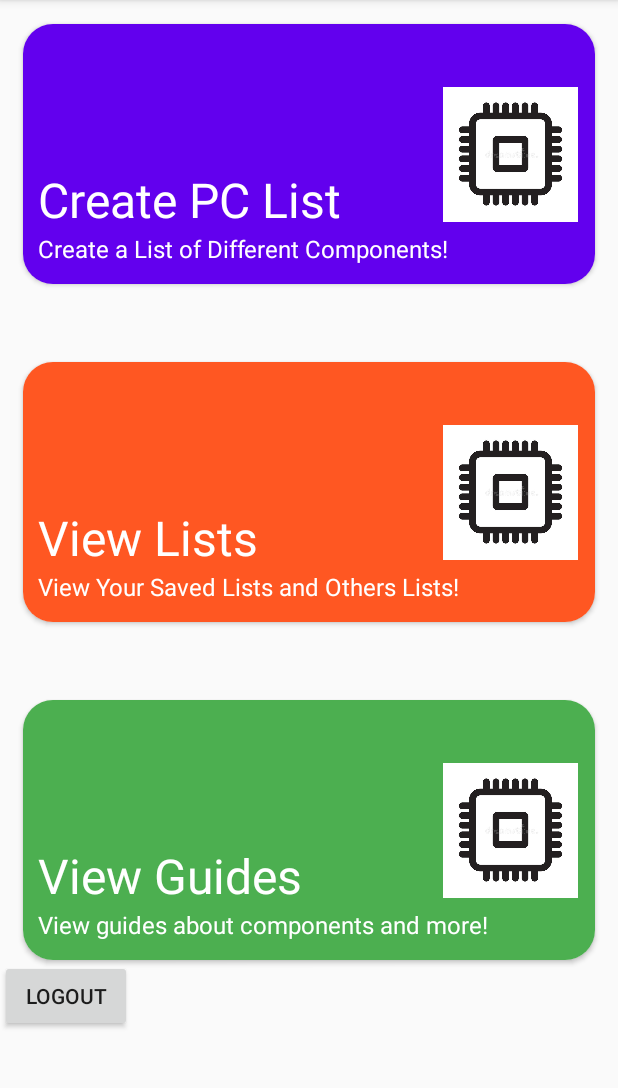
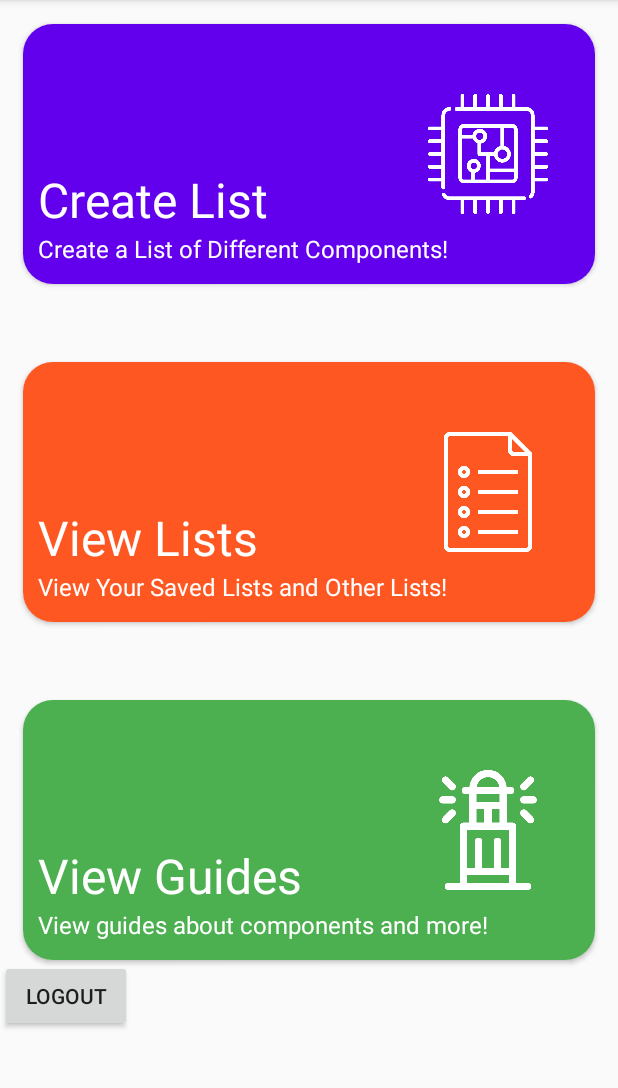
Before and after one commit to ConnerMcGill/HonoursProject, an Android app: the screen it shows after launch once a user with an empty profile is signed in (MainActivity), on a phone screen of 412 x 824 dp, the part 84-1172 px from its top. Run offline under Robolectric (Android 15) with nearby library versions, the phone set to English and light mode, and no system bars; our stand-ins replace Firebase (no records; nobody signed in at launch, a user with empty details on screens opened directly).

Commit message:
Themed the main activity more

```diff
--- /dev/null
+++ b/app/src/main/res/drawable/test_bg.xml
@@ -0,0 +1,8 @@
+<?xml version="1.0" encoding="utf-8"?>
+<shape xmlns:android="http://schemas.android.com/apk/res/android">
+
+    <gradient android:startColor="#86838A"
+        android:endColor="#86838A">
+    </gradient>
+
+</shape>
--- a/app/src/main/res/layout/activity_main.xml
+++ b/app/src/main/res/layout/activity_main.xml
@@ -9,6 +9,7 @@
 
 
     <androidx.cardview.widget.CardView
+        android:id="@+id/create_list_card"
         android:layout_width="match_parent"
         android:layout_height="173dp"
         android:layout_marginStart="15dp"
@@ -30,10 +31,12 @@
 
 
                 <ImageView
-                    android:layout_width="90dp"
+                    android:layout_width="80dp"
                     android:layout_height="230dp"
-                    android:layout_marginStart="280dp"
-                    android:src="@drawable/test"></ImageView>
+                    android:layout_marginStart="270dp"
+                    android:layout_marginEnd="290dp"
+                    android:src="@drawable/cpu_for_build_list_card"
+                    android:contentDescription="@string/create_list_card_icon_description" />
 
             </RelativeLayout>
 
@@ -58,7 +61,7 @@
                 <TextView
                     android:layout_width="wrap_content"
                     android:layout_height="wrap_content"
-                    android:text="Create PC List"
+                    android:text="@string/create_list_card_title"
                     android:textColor="#ffff"
                     android:textSize="32dp">
 
@@ -67,9 +70,9 @@
                 <TextView
                     android:layout_width="wrap_content"
                     android:layout_height="wrap_content"
-                    android:text="Create a List of Different Components!"
+                    android:text="@string/create_list_card_description"
                     android:textColor="#ffff"
-                    android:textSize="16dp"></TextView>
+                    android:textSize="16dp" />
 
 
             </LinearLayout>
@@ -80,6 +83,7 @@
     </androidx.cardview.widget.CardView>
 
     <androidx.cardview.widget.CardView
+        android:id="@+id/view_created_lists_card"
         android:layout_width="match_parent"
         android:layout_height="173dp"
         android:layout_marginStart="15dp"
@@ -101,10 +105,11 @@
 
 
                 <ImageView
-                    android:layout_width="90dp"
+                    android:layout_width="80dp"
                     android:layout_height="230dp"
-                    android:layout_marginStart="280dp"
-                    android:src="@drawable/test"></ImageView>
+                    android:layout_marginStart="270dp"
+                    android:src="@drawable/list_for_view_lists_card"
+                    android:contentDescription="@string/view_lists_icon_description" />
 
             </RelativeLayout>
 
@@ -129,7 +134,7 @@
                 <TextView
                     android:layout_width="wrap_content"
                     android:layout_height="wrap_content"
-                    android:text="View Lists"
+                    android:text="@string/view_lists_card_title"
                     android:textColor="#ffff"
                     android:textSize="32dp">
 
@@ -138,9 +143,9 @@
                 <TextView
                     android:layout_width="wrap_content"
                     android:layout_height="wrap_content"
-                    android:text="View Your Saved Lists and Others Lists!"
+                    android:text="@string/view_lists_card_description"
                     android:textColor="#ffff"
-                    android:textSize="16dp"></TextView>
+                    android:textSize="16dp" />
 
 
             </LinearLayout>
@@ -151,6 +156,7 @@
     </androidx.cardview.widget.CardView>
 
     <androidx.cardview.widget.CardView
+        android:id="@+id/view_guides_card"
         android:layout_width="match_parent"
         android:layout_height="173dp"
         android:layout_marginStart="15dp"
@@ -172,10 +178,11 @@
 
 
                 <ImageView
-                    android:layout_width="90dp"
+                    android:layout_width="80dp"
                     android:layout_height="230dp"
-                    android:layout_marginStart="280dp"
-                    android:src="@drawable/test"></ImageView>
+                    android:layout_marginStart="270dp"
+                    android:src="@drawable/guide_for_view_guides_card"
+                    android:contentDescription="@string/png_icon_for_guide_card" />
 
             </RelativeLayout>
 
@@ -200,7 +207,7 @@
                 <TextView
                     android:layout_width="wrap_content"
                     android:layout_height="wrap_content"
-                    android:text="View Guides"
+                    android:text="@string/view_guides_card_title"
                     android:textColor="#ffff"
                     android:textSize="32dp">
 
@@ -209,9 +216,9 @@
                 <TextView
                     android:layout_width="wrap_content"
                     android:layout_height="wrap_content"
-                    android:text="View guides about components and more!"
+                    android:text="@string/view_guides_card_description"
                     android:textColor="#ffff"
-                    android:textSize="16dp"></TextView>
+                    android:textSize="16dp" />
 
 
             </LinearLayout>
--- a/app/src/main/res/values/strings.xml
+++ b/app/src/main/res/values/strings.xml
@@ -19,4 +19,13 @@
     <string name="reset_password_enter_email_address_hint">Enter Email Address</string>
     <string name="button_reset_password_text">reset password</string>
     <string name="return_back_to_user_login_here">Return back to user login here!</string>
+    <string name="create_list_card_icon_description">PNG Icon Image of a CPU</string>
+    <string name="view_lists_icon_description">PNG Icon for View Lists Card</string>
+    <string name="png_icon_for_guide_card">PNG Icon for Guide card</string>
+    <string name="create_list_card_title">Create List</string>
+    <string name="create_list_card_description">Create a List of Different Components!</string>
+    <string name="view_lists_card_title">View Lists</string>
+    <string name="view_lists_card_description">View Your Saved Lists and Other Lists!</string>
+    <string name="view_guides_card_title">View Guides</string>
+    <string name="view_guides_card_description">View guides about components and more!</string>
 </resources>
```
Also changed, not shown: app/src/main/res/drawable/cpu_for_build_list_card.png (added), app/src/main/res/drawable/guide_for_view_guides_card.png (added), app/src/main/res/drawable/list_for_view_lists_card.png (added), app/src/main/res/drawable/test.jpg (deleted).
